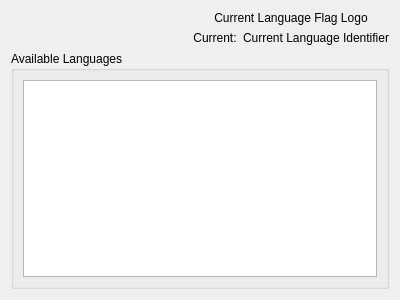
Qt form geometrize/dialog/languageselectwidget.ui (Tw1ddle/geometrize) before a commit.
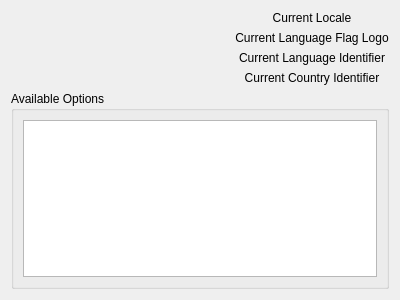
The same form after that commit. Custom widgets are drawn as their Qt base class.

Commit message: More work on locale and language settings (and way more work still needed)

The edit to the form file:
```diff
--- a/geometrize/dialog/languageselectwidget.ui
+++ b/geometrize/dialog/languageselectwidget.ui
@@ -31,6 +31,16 @@
      </item>
      <item>
       <layout class="QVBoxLayout" name="verticalLayout_2">
+       <item>
+        <widget class="QLabel" name="currentLanguageLabel">
+         <property name="text">
+          <string>Current Locale</string>
+         </property>
+         <property name="alignment">
+          <set>Qt::AlignCenter</set>
+         </property>
+        </widget>
+       </item>
        <item>
         <widget class="QLabel" name="currentLanguageFlagLabel">
          <property name="text">
@@ -42,17 +52,7 @@
         </widget>
        </item>
        <item>
-        <layout class="QHBoxLayout" name="horizontalLayout_2">
-         <item>
-          <widget class="QLabel" name="currentLanguageLabel">
-           <property name="text">
-            <string>Current:</string>
-           </property>
-           <property name="alignment">
-            <set>Qt::AlignCenter</set>
-           </property>
-          </widget>
-         </item>
+        <layout class="QVBoxLayout" name="verticalLayout_5">
          <item>
           <widget class="QLabel" name="currentLanguageNameLabel">
            <property name="text">
@@ -63,6 +63,16 @@
            </property>
           </widget>
          </item>
+         <item>
+          <widget class="QLabel" name="currentCountryNameLabel">
+           <property name="text">
+            <string>Current Country Identifier</string>
+           </property>
+           <property name="alignment">
+            <set>Qt::AlignCenter</set>
+           </property>
+          </widget>
+         </item>
         </layout>
        </item>
       </layout>
@@ -72,7 +82,7 @@
    <item>
     <widget class="QGroupBox" name="availableLanguagesOptionsGroup">
      <property name="title">
-      <string>Available Languages</string>
+      <string>Available Options</string>
      </property>
      <layout class="QVBoxLayout" name="verticalLayout_3">
       <item>
```
The commit also changes 42 other files.
